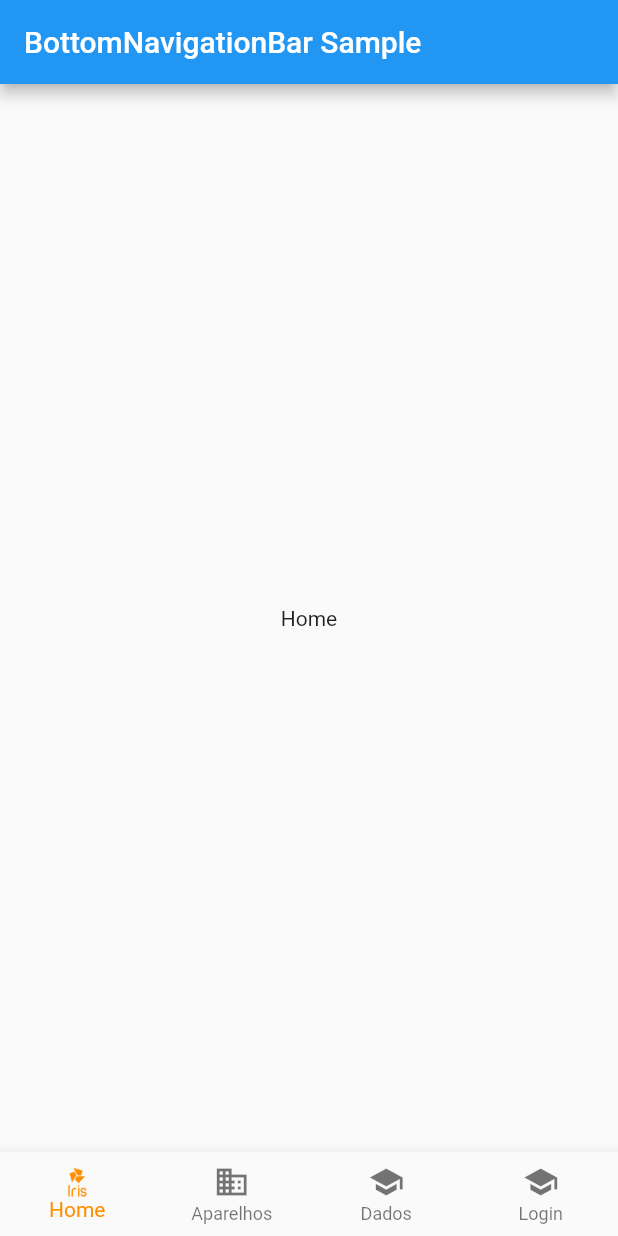
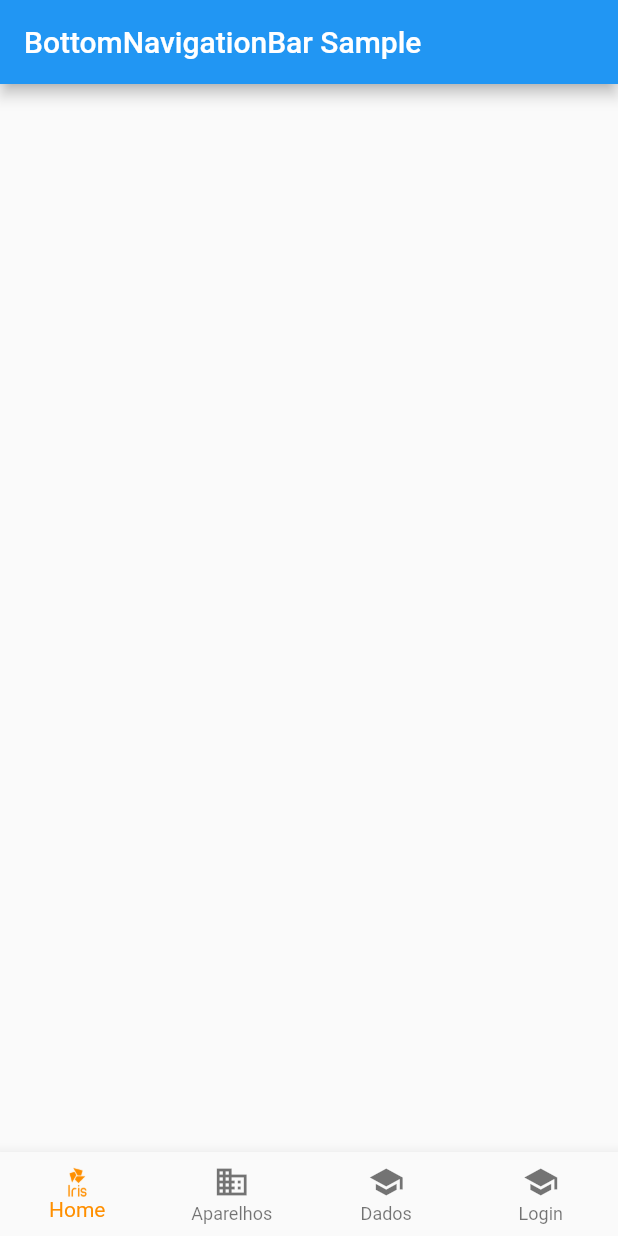
Before and after one commit to paulatalim/Iris, a Flutter app: the screen it shows after launch, on a phone screen of 412 x 824 dp. Run offline on Flutter 3.47's test engine with Material 2 defaults, Android fonts, the phone set to English and light mode, and no system bars.

Commit message:
resolucao de bugs

```diff
--- a/lib/main.dart
+++ b/lib/main.dart
@@ -24,14 +24,7 @@ class _HomeState extends State<Home> {
   int _currentIndex = 0;
 
   // Colocar nomes das telas na lista
-  final List<Widget> screens = [];
-
-  final List<Center> tabs = [
-    Center(child: const Text('Home')),
-    Center(child: Text('elicoptero')),
-    Center(child: Text('afonso')),
-    Center(child: Text('genivaldo'))
-  ];
+  // final List<Widget> screens = [];
 
   @override
   Widget build(BuildContext context) {
@@ -39,7 +32,7 @@ class _HomeState extends State<Home> {
       appBar: AppBar(
         title: const Text('BottomNavigationBar Sample'),
       ),
-      body: tabs[_currentIndex],
+      // body: screens[_currentIndex],
       bottomNavigationBar: BottomNavigationBar(
         currentIndex: _currentIndex,
         type: BottomNavigationBarType.fixed,
@@ -65,7 +58,7 @@ class _HomeState extends State<Home> {
             label: 'Login',
           ),
         ],
-        onTap: (index) {
+        onTap: (int index) {
           setState(() {
             _currentIndex = index;
           });
```
